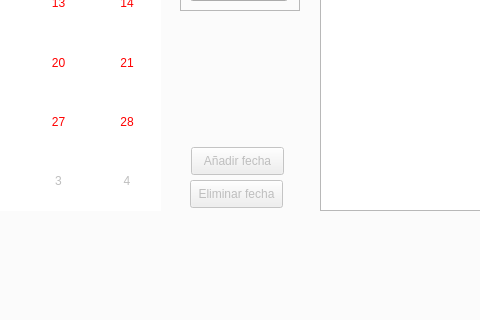
Aleph1981/elaleph, file elaleph/crearevento_ui.ui: the form before one commit; both pictures show x 442 to 922 and y 366 to 686 of the 1234 by 855 pixel window.
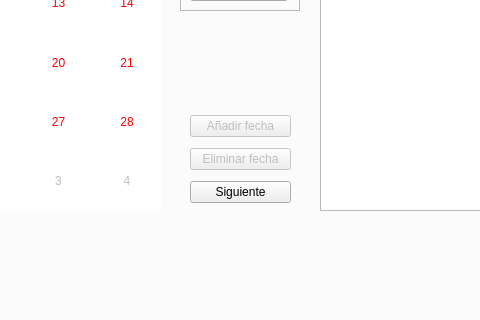
The form after the commit. The open tabs and pages were chosen to show the change.

Diff of the .ui file:
```diff
--- a/elaleph/crearevento_ui.ui
+++ b/elaleph/crearevento_ui.ui
@@ -536,22 +536,6 @@
       </rect>
      </property>
     </widget>
-    <widget class="QPushButton" name="buttonDelDate">
-     <property name="enabled">
-      <bool>false</bool>
-     </property>
-     <property name="geometry">
-      <rect>
-       <x>620</x>
-       <y>510</y>
-       <width>93</width>
-       <height>28</height>
-      </rect>
-     </property>
-     <property name="text">
-      <string>Eliminar fecha</string>
-     </property>
-    </widget>
     <widget class="QFrame" name="frame">
      <property name="geometry">
       <rect>
@@ -659,21 +643,44 @@
       </widget>
      </widget>
     </widget>
-    <widget class="QPushButton" name="buttonAddDate">
-     <property name="enabled">
-      <bool>false</bool>
-     </property>
+    <widget class="QWidget" name="">
      <property name="geometry">
       <rect>
-       <x>621</x>
-       <y>477</y>
-       <width>93</width>
-       <height>28</height>
+       <x>620</x>
+       <y>440</y>
+       <width>101</width>
+       <height>100</height>
       </rect>
      </property>
-     <property name="text">
-      <string>Añadir fecha</string>
-     </property>
+     <layout class="QVBoxLayout" name="verticalLayout">
+      <item>
+       <widget class="QPushButton" name="buttonAddDate">
+        <property name="enabled">
+         <bool>false</bool>
+        </property>
+        <property name="text">
+         <string>Añadir fecha</string>
+        </property>
+       </widget>
+      </item>
+      <item>
+       <widget class="QPushButton" name="buttonDelDate">
+        <property name="enabled">
+         <bool>false</bool>
+        </property>
+        <property name="text">
+         <string>Eliminar fecha</string>
+        </property>
+       </widget>
+      </item>
+      <item>
+       <widget class="QPushButton" name="buttonFechaNext">
+        <property name="text">
+         <string>Siguiente</string>
+        </property>
+       </widget>
+      </item>
+     </layout>
     </widget>
    </widget>
    <widget class="QWidget" name="pag_personal">
```
Left out of the diff: 77 changed lines with no effect on the pictures.
